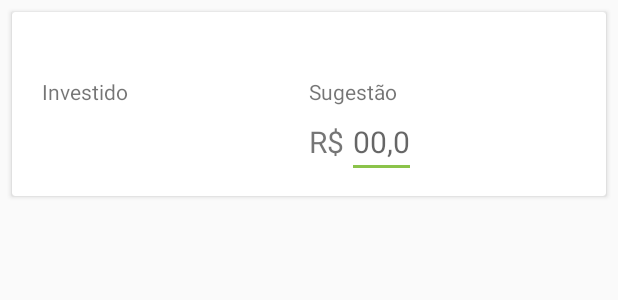
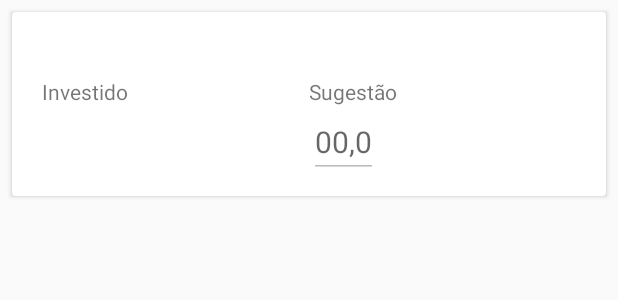
Before and after one commit to maikotrindade/invistoo, an Android app: the layout item_balanced_investment_list.xml on its own in the app's theme, with its tools: preview values and no code run, on a phone screen of 412 x 824 dp. Shown: the top 300 px of the screen. Run offline under Robolectric (Android 15) with nearby library versions, the phone set to English and light mode, and no system bars.

Commit message:
add several improvements

```diff
--- a/app/build.gradle
+++ b/app/build.gradle
@@ -47,11 +47,6 @@ repositories {
 
 dependencies {
     compile fileTree(include: ['*.jar'], dir: 'libs')
-    compile('com.squareup.retrofit:converter-simplexml:2.0.0-beta2') {
-        exclude group: 'stax', module: 'stax-api'
-        exclude group: 'stax', module: 'stax'
-        exclude group: 'xpp3', module: 'xpp3'
-    }
     compile 'com.squareup.okhttp:logging-interceptor:2.7.5'
     compile 'com.android.support:appcompat-v7:23.4.0'
     compile 'com.android.support:design:23.4.0'
--- a/app/src/main/AndroidManifest.xml
+++ b/app/src/main/AndroidManifest.xml
@@ -17,9 +17,11 @@
         <activity
             android:name=".ui.MainActivity"
             android:label="@string/app_name"
+            android:screenOrientation="portrait"
             android:theme="@style/AppTheme.NoActionBar" />
         <activity
             android:name=".ui.LoginActivity"
+            android:screenOrientation="portrait"
             android:theme="@style/Theme.AppCompat.Light.NoActionBar.FullScreen">
             <intent-filter>
                 <action android:name="android.intent.action.MAIN" />
@@ -30,6 +32,7 @@
 
         <activity
             android:name=".ui.TutorialActivity"
+            android:screenOrientation="portrait"
             android:theme="@style/Theme.AppCompat.Light.NoActionBar.FullScreen" />
     </application>
 
--- a/app/src/main/java/com/jumbomob/invistoo/presenter/DashboardPresenter.java
+++ b/app/src/main/java/com/jumbomob/invistoo/presenter/DashboardPresenter.java
@@ -16,6 +16,7 @@ import com.jumbomob.invistoo.model.persistence.BalanceDAO;
 import com.jumbomob.invistoo.model.persistence.InvestmentDAO;
 import com.jumbomob.invistoo.util.ChartUtil;
 import com.jumbomob.invistoo.util.InvistooApplication;
+import com.jumbomob.invistoo.util.NumericUtil;
 import com.jumbomob.invistoo.view.DashboardView;
 
 import java.util.ArrayList;
@@ -110,7 +111,7 @@ public class DashboardPresenter implements BasePresenter<DashboardView> {
         final List<Investment> soldInvestments = investmentDAO.findSoldInvestments(userUid);
         Double balanceSold = new Double(0);
         for (Investment sold : soldInvestments) {
-            balanceSold += Long.parseLong(sold.getPrice());
+            balanceSold += NumericUtil.getValidDouble(sold.getPrice());
         }
         return balanceSold;
     }
--- a/app/src/main/java/com/jumbomob/invistoo/ui/adapter/BalancedInvestmentListAdapter.java
+++ b/app/src/main/java/com/jumbomob/invistoo/ui/adapter/BalancedInvestmentListAdapter.java
@@ -44,7 +44,7 @@ public class BalancedInvestmentListAdapter extends RecyclerView.Adapter<Balanced
         AssetTypeEnum assetTypeEnum = AssetTypeEnum.getById(suggestion.getAssetType());
         holder.nameTxtView.setText(assetTypeEnum.getTitle());
         holder.investedTxtView.setText(NumericUtil.formatCurrency(suggestion.getTotal()));
-        holder.suggestionEdtTxt.setText(NumericUtil.formatDouble(Double.valueOf(suggestion.getSuggestion())));
+        holder.suggestionEdtTxt.setText(NumericUtil.formatCurrency(Double.valueOf(suggestion.getSuggestion())));
     }
 
     @Override
--- a/app/src/main/res/layout/item_balanced_investment_list.xml
+++ b/app/src/main/res/layout/item_balanced_investment_list.xml
@@ -65,22 +65,14 @@
                     android:layout_width="wrap_content"
                     android:layout_height="wrap_content">
 
-                    <TextView
-                        android:id="@+id/money_txt"
-                        android:layout_width="wrap_content"
-                        android:layout_height="wrap_content"
-                        android:layout_alignParentLeft="true"
-                        android:layout_centerVertical="true"
-                        android:layout_marginRight="@dimen/margin_small0"
-                        android:text="@string/brt_currency"
-                        android:textSize="@dimen/text_medium_large" />
-
                     <EditText
                         android:id="@+id/suggestion_edit_text"
                         android:layout_width="wrap_content"
                         android:layout_height="wrap_content"
+                        android:layout_alignParentLeft="true"
+                        android:textColor="@color/material_green_500"
                         android:layout_centerVertical="true"
-                        android:layout_toRightOf="@id/money_txt"
+                        android:enabled="false"
                         android:hint="@string/money_zero_hint"
                         android:inputType="number|numberSigned|numberDecimal"
                         android:textSize="@dimen/text_medium_large" />
```
Also changed, not shown: 1 other file.
